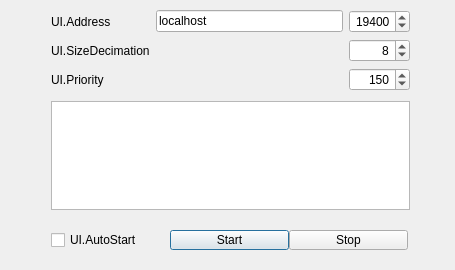
This is src/HyperionProperties.ui in hyperion-project/hyperion-obs-plugin as Qt 5 draws it before an edit. The edited form follows.
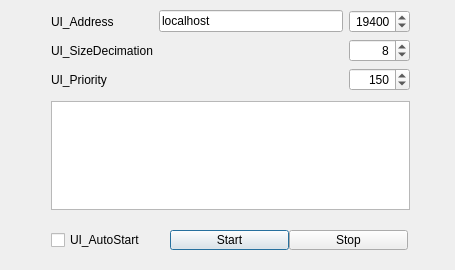
This is the edited form.

Patch:
```diff
--- a/src/HyperionProperties.ui
+++ b/src/HyperionProperties.ui
@@ -57,7 +57,7 @@
            <string/>
           </property>
           <property name="text">
-           <string>UI.SizeDecimation</string>
+           <string>UI_SizeDecimation</string>
           </property>
          </widget>
         </item>
@@ -67,7 +67,7 @@
            <string/>
           </property>
           <property name="text">
-           <string>UI.Address</string>
+           <string>UI_Address</string>
           </property>
          </widget>
         </item>
@@ -147,7 +147,7 @@
         <item row="3" column="0">
          <widget class="QLabel" name="PriorityLabel">
           <property name="text">
-           <string>UI.Priority</string>
+           <string>UI_Priority</string>
           </property>
          </widget>
         </item>
@@ -208,7 +208,7 @@
        <string>UI.AutoStartTip</string>
       </property>
       <property name="text">
-       <string>UI.AutoStart</string>
+       <string>UI_AutoStart</string>
       </property>
       <property name="tristate">
        <bool>false</bool>
```
Left out of the diff: 16 changed lines with no effect on the pictures.
